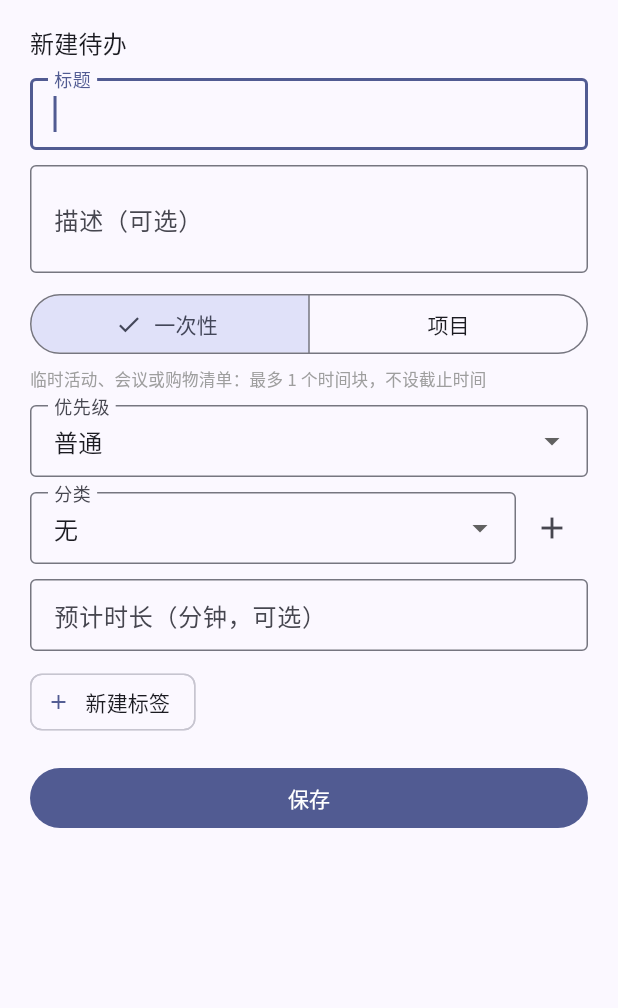
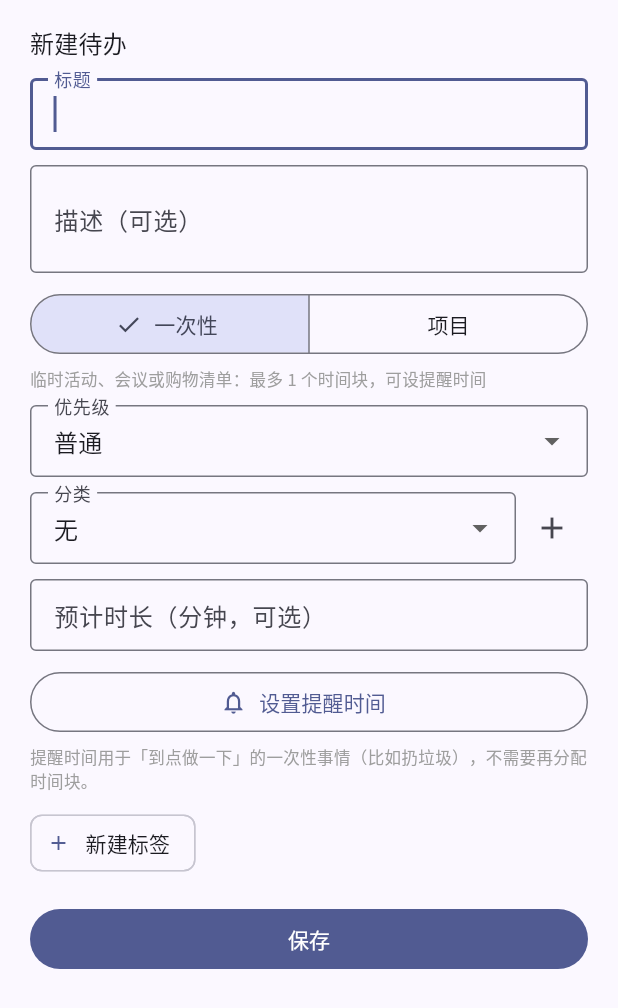
Before and after one commit to LendYanTing/Course-Planner, a Flutter app: the TodoEditorSheet widget shown alone on an empty page, opened directly with empty values, on a phone screen of 412 x 824 dp. Shown: the top 1008 px of the screen. Run offline on Flutter 3.47's test engine with Material 3 defaults, Android fonts, the phone set to English and light mode, and no system bars; our stand-ins replace dio, drift, drift_flutter, flutter_riverpod, flutter_secure_storage, go_router and 1 more; accounts and stored records are empty; generated files the repository leaves out were written again; network calls fail; Roboto replaces fonts that are missing (Noto Sans CJK SC).

Commit message:
feat(flutter): 月视图把提醒/截止置顶；一次性待办可设提醒时间
- 月视图日期格里，提醒/截止（一天里的时间点）排在该天所有课程和时间块之前，
  展开某天时也是同样顺序，避免被排满的课程淹没。截止行的文字按类型区分：
  一次性待办显示「提醒」，项目仍显示「截止」。
- 一次性待办恢复可设置时间点，只是换个说法叫「提醒时间」：像扔垃圾这种到点做一下
  的事，不用再分配时间块。两种类型都存 deadlineAt，仅文案不同；编辑器的类型说明
  同步改成「最多 1 个时间块，可设提醒时间」。
- UiEvent 增加 reminder 标记，由 todo 类型在事件投影里决定。
- 补测试：投影的 reminder 标记，以及日期格里提醒排在时间块之前。
- 版本 0.2.5+7。

```diff
--- a/flutter/lib/core/config/app_info.dart
+++ b/flutter/lib/core/config/app_info.dart
@@ -7,8 +7,8 @@ class AppInfo {
   AppInfo._();
 
   /// `version:` in pubspec.yaml, without the `+build` part.
-  static const version = '0.2.4';
-  static const build = 6;
+  static const version = '0.2.5';
+  static const build = 7;
 
   static const versionLabel = '$version+$build';
 
--- a/flutter/lib/presentation/calendar/grid_view.dart
+++ b/flutter/lib/presentation/calendar/grid_view.dart
@@ -664,7 +664,7 @@ class _GridCanvasState extends State<_GridCanvas> {
               Row(children: [
                 const Icon(Icons.flag, size: 16, color: AppTheme.deadlineColor),
                 const SizedBox(width: 6),
-                Text('截止 ${_dateTime(local)}',
+                Text('${e.reminder ? '提醒' : '截止'} ${_dateTime(local)}',
                     style: const TextStyle(color: AppTheme.deadlineColor, fontWeight: FontWeight.w600)),
               ]),
               const SizedBox(height: 10),
--- a/flutter/lib/presentation/todo/todo_page.dart
+++ b/flutter/lib/presentation/todo/todo_page.dart
@@ -498,10 +498,9 @@ class _TodoEditorSheetState extends ConsumerState<TodoEditorSheet> {
               padding: const EdgeInsets.only(top: 4),
               child: Text(
                 // A one-off is a single errand / meeting / shopping list: at
-                // most one block and no deadline. The server imposes neither —
-                // this is our own model.
+                // most one block, plus an optional reminder time.
                 _type == TodoType.oneOff
-                    ? '临时活动、会议或购物清单：最多 1 个时间块，不设截止时间'
+                    ? '临时活动、会议或购物清单：最多 1 个时间块，可设提醒时间'
                     : '多阶段任务：可拆成多个时间块，可设截止时间',
                 style: const TextStyle(fontSize: 11, color: Colors.grey),
               ),
@@ -546,16 +545,20 @@ class _TodoEditorSheetState extends ConsumerState<TodoEditorSheet> {
               keyboardType: TextInputType.number,
               decoration: const InputDecoration(labelText: '预计时长（分钟，可选）', suffixText: '分'),
             ),
-            if (_type == TodoType.project) ...[
             const SizedBox(height: 10),
             Row(
               children: [
                 Expanded(
                   child: OutlinedButton.icon(
-                      icon: const Icon(Icons.schedule),
+                    // A one-off is a single moment (take out the trash), so its
+                    // time point reads as a reminder rather than a deadline.
+                    icon: Icon(_type == TodoType.oneOff
+                        ? Icons.notifications_none
+                        : Icons.schedule),
                     label: Text(_deadline == null
-                          ? '设置截止时间'
-                          : '截止 ${_formatLocal(_deadline!)}'),
+                        ? (_type == TodoType.oneOff ? '设置提醒时间' : '设置截止时间')
+                        : '${_type == TodoType.oneOff ? '提醒' : '截止'} '
+                            '${_formatLocal(_deadline!)}'),
                     onPressed: _pickDeadline,
                   ),
                 ),
@@ -566,12 +569,12 @@ class _TodoEditorSheetState extends ConsumerState<TodoEditorSheet> {
                   ),
               ],
             ),
-            ] else if (_deadline != null)
+            if (_type == TodoType.oneOff)
               const Padding(
-                padding: EdgeInsets.only(top: 8),
+                padding: EdgeInsets.only(top: 4),
                 child: Text(
-                  '一次性待办不使用截止时间；保存后会清除原有的截止时间。',
-                  style: TextStyle(fontSize: 11, color: Colors.orange),
+                  '提醒时间用于「到点做一下」的一次性事情（比如扔垃圾），不需要再分配时间块。',
+                  style: TextStyle(fontSize: 11, color: Colors.grey),
                 ),
               ),
             const SizedBox(height: 10),
@@ -742,8 +745,8 @@ class _TodoEditorSheetState extends ConsumerState<TodoEditorSheet> {
       'categoryId': _categoryId,
       'tagIds': _tagIds.toList(),
       'priority': _priority.wire,
-      // One-off tasks carry no deadline; switching type clears it.
-      'deadlineAt': _type == TodoType.project ? _deadline : null,
+      // Both types store it in deadlineAt; only the wording differs.
+      'deadlineAt': _deadline,
     };
     if (est != null) {
       changes['estimatedMinutes'] = est;
--- a/flutter/pubspec.yaml
+++ b/flutter/pubspec.yaml
@@ -1,7 +1,7 @@
 name: course_planner
 description: "Course Planner Flutter client - offline-first timetable, calendar, todo and sync (docs/openapi.yaml contract)."
 publish_to: 'none'
-version: 0.2.4+6
+version: 0.2.5+7
 
 environment:
   sdk: ^3.12.2
```
Also changed, not shown: flutter/lib/presentation/calendar/event_projection.dart (+7 -0 lines), flutter/lib/presentation/calendar/month_page.dart (+11 -3 lines), 3 other files. Lines whose indentation alone changed are shown as unchanged.
